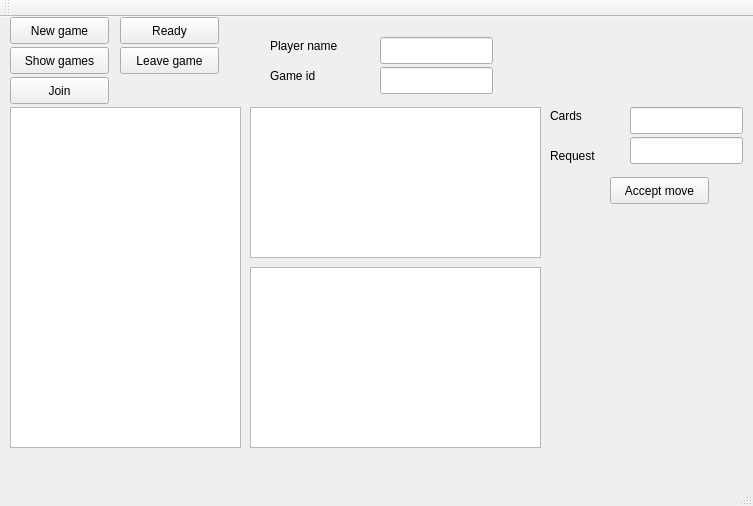
Old version of the form client/mainwindow.ui in the repository vincentvanbush/maumau.
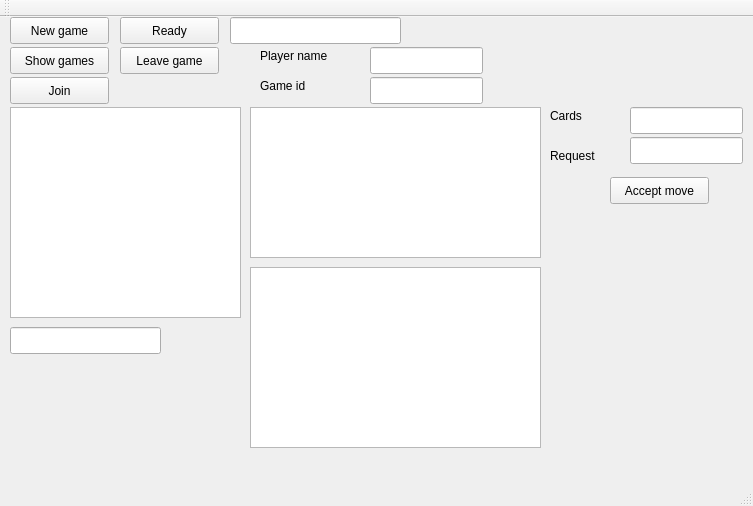
New version of the form.

Commit message: nextMove and pickCards handled

```diff
--- a/client/mainwindow.ui
+++ b/client/mainwindow.ui
@@ -43,8 +43,8 @@
    <widget class="QLineEdit" name="setNameEdit">
     <property name="geometry">
      <rect>
-      <x>380</x>
-      <y>20</y>
+      <x>370</x>
+      <y>30</y>
       <width>113</width>
       <height>27</height>
      </rect>
@@ -69,15 +69,15 @@
       <x>10</x>
       <y>90</y>
       <width>231</width>
-      <height>341</height>
+      <height>211</height>
      </rect>
     </property>
    </widget>
    <widget class="QLineEdit" name="setGameIdEdit">
     <property name="geometry">
      <rect>
-      <x>380</x>
-      <y>50</y>
+      <x>370</x>
+      <y>60</y>
       <width>113</width>
       <height>27</height>
      </rect>
@@ -86,8 +86,8 @@
    <widget class="QLabel" name="label">
     <property name="geometry">
      <rect>
-      <x>270</x>
-      <y>20</y>
+      <x>260</x>
+      <y>30</y>
       <width>91</width>
       <height>17</height>
      </rect>
@@ -99,8 +99,8 @@
    <widget class="QLabel" name="label_2">
     <property name="geometry">
      <rect>
-      <x>270</x>
-      <y>50</y>
+      <x>260</x>
+      <y>60</y>
       <width>91</width>
       <height>17</height>
      </rect>
@@ -214,6 +214,26 @@
      <string>Request</string>
     </property>
    </widget>
+   <widget class="QLineEdit" name="playerMoveEdit">
+    <property name="geometry">
+     <rect>
+      <x>10</x>
+      <y>310</y>
+      <width>151</width>
+      <height>27</height>
+     </rect>
+    </property>
+   </widget>
+   <widget class="QLineEdit" name="nameEdit">
+    <property name="geometry">
+     <rect>
+      <x>230</x>
+      <y>0</y>
+      <width>171</width>
+      <height>27</height>
+     </rect>
+    </property>
+   </widget>
   </widget>
   <widget class="QMenuBar" name="menuBar">
    <property name="geometry">
```
The commit also changes 4 other files.
